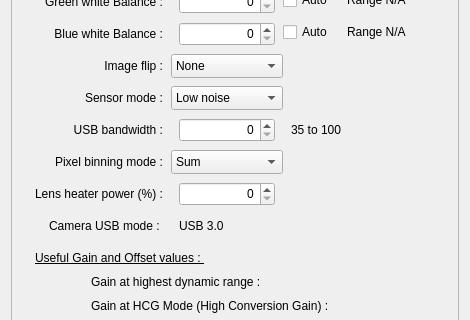
This is PlayerOneCamera.ui in rpineau/PlayerOne as Qt 5 draws it before an edit; both pictures show x 0 to 470 and y 221 to 541 of the 470 by 750 pixel window. The edited form follows.
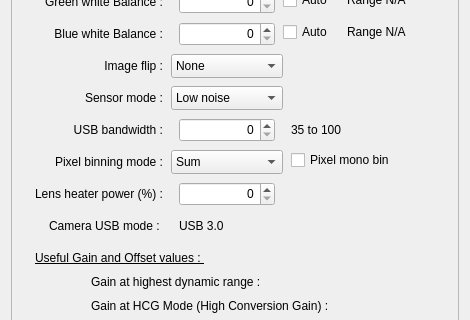
This is the edited form. Icons and pictures are not drawn. Custom widgets are drawn as their Qt base class.

Commit message: Implement mono bin. There is a SDK issue so this can't be released yet.

Patch:
```diff
--- a/PlayerOneCamera.ui
+++ b/PlayerOneCamera.ui
@@ -669,6 +669,19 @@
        <string>Offset at lowest read noise : </string>
       </property>
      </widget>
+     <widget class="QCheckBox" name="checkBox_5">
+      <property name="geometry">
+       <rect>
+        <x>280</x>
+        <y>360</y>
+        <width>129</width>
+        <height>20</height>
+       </rect>
+      </property>
+      <property name="text">
+       <string>Pixel mono bin</string>
+      </property>
+     </widget>
     </widget>
    </item>
   </layout>
```
The commit also changes 13 other files.
